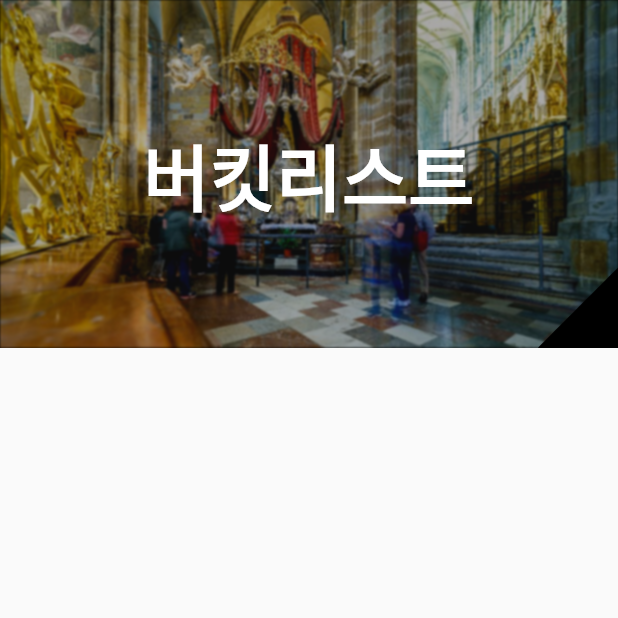
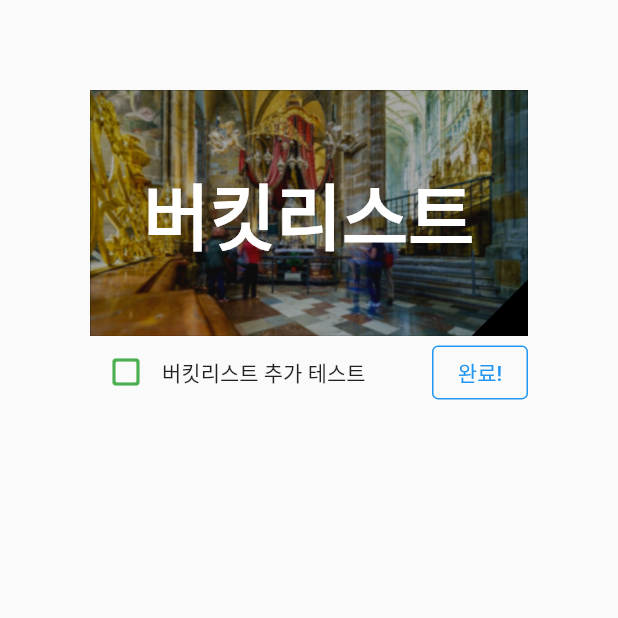
Before and after one commit to seojh5939/nbCamp_preAssignment, a Flutter app: the screen it shows after launch, on a phone screen of 412 x 824 dp, the top half of it. Run offline on Flutter 3.47's test engine with Material 2 defaults, Android fonts, the phone set to English and light mode, and no system bars.

Commit message:
layout
UI 3part push

```diff
--- a/lib/main.dart
+++ b/lib/main.dart
@@ -9,13 +9,48 @@ class MyApp extends StatelessWidget {
 
   @override
   Widget build(BuildContext context) {
+    bool isChecked = false;
     return MaterialApp(
       debugShowCheckedModeBanner: false,
       home: Scaffold(
-        body: Column(
-          children: [
-            titleImageText("버킷리스트"),
-          ],
+        body: Padding(
+          padding: const EdgeInsets.all(30.0),
+          child: Container(
+            child: Padding(
+              padding: const EdgeInsets.all(30.0),
+              child: Column(
+                children: [
+                  titleImageText("버킷리스트"),
+                  Row(
+                    children: [
+                      IconButton(
+                        onPressed: () {
+                          isChecked = !isChecked;
+                        },
+                        icon: Icon(
+                          isChecked
+                              ? Icons.check_box
+                              : Icons.check_box_outline_blank_rounded,
+                        ),
+                        color: Colors.green,
+                      ),
+                      Text("버킷리스트 추가 테스트"),
+                      Spacer(),
+                      OutlinedButton(
+                        onPressed: () {},
+                        child: Text("완료!"),
+                        style: ButtonStyle(
+                          side: MaterialStateProperty.all<BorderSide>(
+                            BorderSide(color: Colors.blue),
+                          ),
+                        ),
+                      ),
+                    ],
+                  ),
+                ],
+              ),
+            ),
+          ),
         ),
       ),
     );
```
